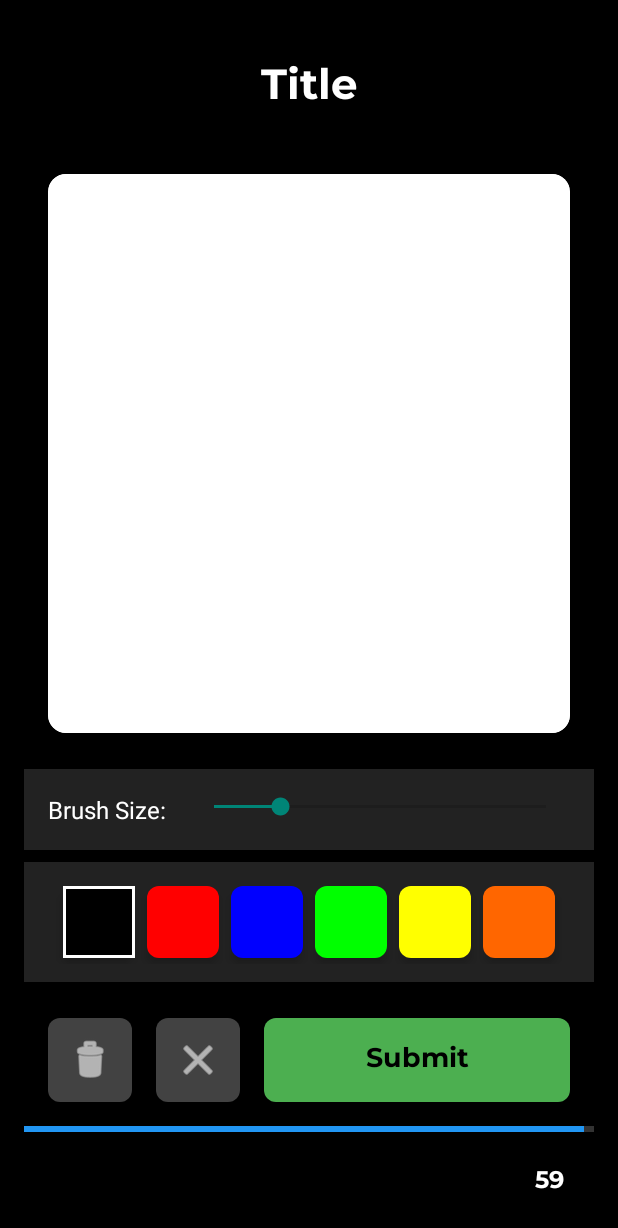
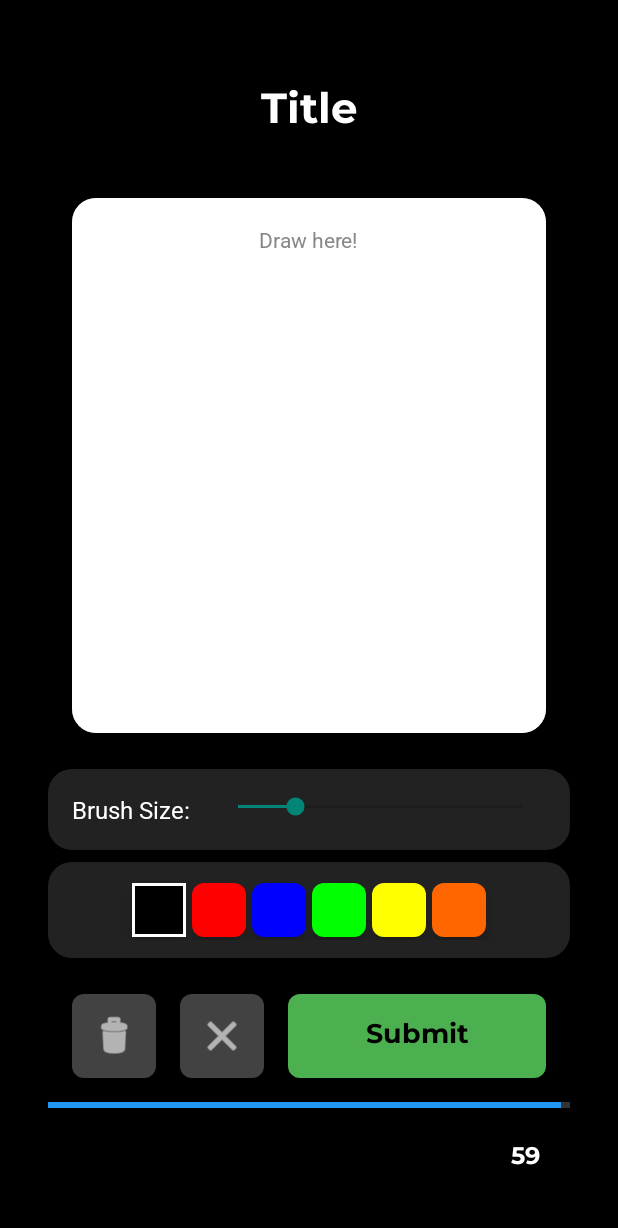
Before and after one commit to Cole-deBoer/Think-About-It, an Android app: the DrawingActivity screen opened directly, with no data from a screen before it, on a phone screen of 412 x 824 dp. Shown: the top 1228 px of the screen. Run offline under Robolectric (Android 15) with nearby library versions, the phone set to English and light mode, and no system bars; our stand-ins replace Firebase (no records; nobody signed in at launch, a user with empty details on screens opened directly); 2 statements that could not run were skipped.

Commit message:
More ui updates for clarity

```diff
--- a/app/src/main/res/drawable/leaderboard_item_bg.xml
+++ b/app/src/main/res/drawable/leaderboard_item_bg.xml
@@ -1,6 +1,6 @@
 <?xml version="1.0" encoding="utf-8"?>
 <shape xmlns:android="http://schemas.android.com/apk/res/android">
-    <solid android:color="#80CBC4" /> <!-- Light turquoise color -->
+    <solid android:color="@android:color/white" />
     <corners android:radius="8dp" />
-    <size android:height="48dp" />
+    <stroke android:width="1dp" android:color="#E0E0E0" />
 </shape>
--- /dev/null
+++ b/app/src/main/res/drawable/rounded_card_bg.xml
@@ -0,0 +1,5 @@
+<shape xmlns:android="http://schemas.android.com/apk/res/android"
+    android:shape="rectangle">
+    <solid android:color="#2C2C2C" />
+    <corners android:radius="16dp" />
+</shape>
--- /dev/null
+++ b/app/src/main/res/drawable/rounded_card_bg_blue.xml
@@ -0,0 +1,5 @@
+<?xml version="1.0" encoding="utf-8"?>
+<shape xmlns:android="http://schemas.android.com/apk/res/android">
+    <solid android:color="#4FC3F7" />
+    <corners android:radius="20dp" />
+</shape>
--- /dev/null
+++ b/app/src/main/res/drawable/rounded_card_bg_gold.xml
@@ -0,0 +1,5 @@
+<?xml version="1.0" encoding="utf-8"?>
+<shape xmlns:android="http://schemas.android.com/apk/res/android">
+    <solid android:color="#FFF9C4" />
+    <corners android:radius="20dp" />
+</shape>
--- /dev/null
+++ b/app/src/main/res/drawable/rounded_edittext_bg.xml
@@ -0,0 +1,6 @@
+<shape xmlns:android="http://schemas.android.com/apk/res/android"
+    android:shape="rectangle">
+    <solid android:color="#FFFFFF" />
+    <corners android:radius="12dp" />
+    <stroke android:width="1dp" android:color="#CCCCCC" />
+</shape>
--- a/app/src/main/res/layout/activity_drawing.xml
+++ b/app/src/main/res/layout/activity_drawing.xml
@@ -5,8 +5,8 @@
     android:layout_width="match_parent"
     android:layout_height="match_parent"
     android:orientation="vertical"
+    android:padding="32dp"
     android:background="@android:color/black"
-    android:padding="16dp"
     tools:context=".DrawingActivity">
 
     <!-- Title -->
@@ -18,9 +18,9 @@
         android:textColor="@android:color/white"
         android:textSize="28sp"
         android:textStyle="bold"
+        android:fontFamily="@font/montserratbold"
         android:gravity="center"
-        android:padding="20dp"
-        android:fontFamily="@font/montserratbold" />
+        android:padding="20dp" />
 
     <!-- Drawing Canvas in Card -->
     <androidx.cardview.widget.CardView
@@ -28,14 +28,33 @@
         android:layout_height="0dp"
         android:layout_weight="1"
         android:layout_margin="16dp"
-        app:cardCornerRadius="12dp"
-        app:cardElevation="8dp">
+        app:cardCornerRadius="16dp"
+        app:cardElevation="8dp"
+        android:backgroundTint="#FFFFFF">
 
-        <com.example.thinkaboutit.DrawingView
-            android:id="@+id/drawing_view"
+        <FrameLayout
             android:layout_width="match_parent"
             android:layout_height="match_parent"
-            android:background="@android:color/white" />
+            android:background="@drawable/rounded_card_bg">
+
+            <com.example.thinkaboutit.DrawingView
+                android:id="@+id/drawing_view"
+                android:layout_width="match_parent"
+                android:layout_height="match_parent"
+                android:background="@android:color/white" />
+
+            <TextView
+                android:layout_width="wrap_content"
+                android:layout_height="wrap_content"
+                android:text="Draw here!"
+                android:textColor="#888888"
+                android:textSize="14sp"
+                android:fontFamily="@font/robotoregular"
+                android:background="#33FFFFFF"
+                android:padding="6dp"
+                android:layout_gravity="top|center_horizontal"
+                android:layout_marginTop="12dp" />
+        </FrameLayout>
     </androidx.cardview.widget.CardView>
 
     <!-- Brush Size Slider -->
@@ -44,8 +63,10 @@
         android:layout_height="wrap_content"
         android:orientation="horizontal"
         android:padding="16dp"
-        android:background="#222222"
-        android:layout_marginTop="8dp">
+        android:layout_marginTop="8dp"
+        android:backgroundTint="#222222"
+        android:backgroundTintMode="src_in"
+        android:background="@drawable/rounded_card_bg">
 
         <TextView
             android:layout_width="wrap_content"
@@ -53,6 +74,7 @@
             android:text="Brush Size:"
             android:textColor="#FFFFFF"
             android:textSize="16sp"
+            android:fontFamily="@font/robotoregular"
             android:layout_gravity="center_vertical" />
 
         <SeekBar
@@ -70,15 +92,17 @@
         android:layout_height="wrap_content"
         android:orientation="horizontal"
         android:gravity="center"
-        android:background="#222222"
         android:padding="12dp"
-        android:layout_marginTop="8dp">
+        android:layout_marginTop="8dp"
+        android:backgroundTint="#222222"
+        android:backgroundTintMode="src_in"
+        android:background="@drawable/rounded_card_bg">
 
         <ImageButton
             android:id="@+id/color_black"
-            android:layout_width="48dp"
-            android:layout_height="48dp"
-            android:layout_margin="4dp"
+            android:layout_width="36dp"
+            android:layout_height="36dp"
+            android:layout_margin="2dp"
             android:background="@drawable/rounded_button"
             android:backgroundTint="#000000"
             android:elevation="4dp"
@@ -87,9 +111,9 @@
             android:tag="#000000" />
 
         <ImageButton
-            android:layout_width="48dp"
-            android:layout_height="48dp"
-            android:layout_margin="4dp"
+            android:layout_width="36dp"
+            android:layout_height="36dp"
+            android:layout_margin="2dp"
             android:background="@drawable/rounded_button"
             android:backgroundTint="#FF0000"
             android:elevation="4dp"
@@ -98,9 +122,9 @@
             android:tag="#FF0000" />
 
         <ImageButton
-            android:layout_width="48dp"
-            android:layout_height="48dp"
-            android:layout_margin="4dp"
+            android:layout_width="36dp"
+            android:layout_height="36dp"
+            android:layout_margin="2dp"
             android:background="@drawable/rounded_button"
             android:backgroundTint="#0000FF"
             android:elevation="4dp"
@@ -109,9 +133,9 @@
             android:tag="#0000FF" />
 
         <ImageButton
-            android:layout_width="48dp"
-            android:layout_height="48dp"
-            android:layout_margin="4dp"
+            android:layout_width="36dp"
+            android:layout_height="36dp"
+            android:layout_margin="2dp"
             android:background="@drawable/rounded_button"
             android:backgroundTint="#00FF00"
             android:elevation="4dp"
@@ -120,9 +144,9 @@
             android:tag="#00FF00" />
 
         <ImageButton
-            android:layout_width="48dp"
-            android:layout_height="48dp"
-            android:layout_margin="4dp"
+            android:layout_width="36dp"
+            android:layout_height="36dp"
+            android:layout_margin="2dp"
             android:background="@drawable/rounded_button"
             android:backgroundTint="#FFFF00"
             android:elevation="4dp"
@@ -131,9 +155,9 @@
             android:tag="#FFFF00" />
 
         <ImageButton
-            android:layout_width="48dp"
-            android:layout_height="48dp"
-            android:layout_margin="4dp"
+            android:layout_width="36dp"
+            android:layout_height="36dp"
+            android:layout_margin="2dp"
             android:background="@drawable/rounded_button"
             android:backgroundTint="#FF6600"
             android:elevation="4dp"
@@ -161,7 +185,8 @@
             android:backgroundTint="#424242"
             android:padding="12dp"
             android:src="@android:drawable/ic_menu_delete"
-            android:tint="@android:color/white" />
+            android:tint="@android:color/white"
+            android:elevation="4dp" />
 
         <ImageButton
             android:id="@+id/new_btn"
@@ -173,7 +198,8 @@
             android:backgroundTint="#424242"
             android:padding="12dp"
             android:src="@android:drawable/ic_menu_close_clear_cancel"
-            android:tint="@android:color/white" />
+            android:tint="@android:color/white"
+            android:elevation="4dp" />
 
         <Button
             android:id="@+id/submit_btn"
```
Also changed, not shown: app/src/main/res/layout/activity_leaderboard.xml (+25 -23 lines), app/src/main/res/layout/activity_loading.xml (+15 -6 lines), app/src/main/res/layout/activity_main.xml (+53 -17 lines), app/src/main/res/layout/activity_session_full_loading.xml (+18 -8 lines), app/src/main/res/layout/activity_submit.xml (+32 -16 lines), app/src/main/res/layout/activity_voting.xml (+47 -17 lines), app/src/main/res/layout/item_leaderboard_user.xml (+21 -17 lines), app/src/main/res/layout/user_vote_card.xml (+21 -14 lines).
